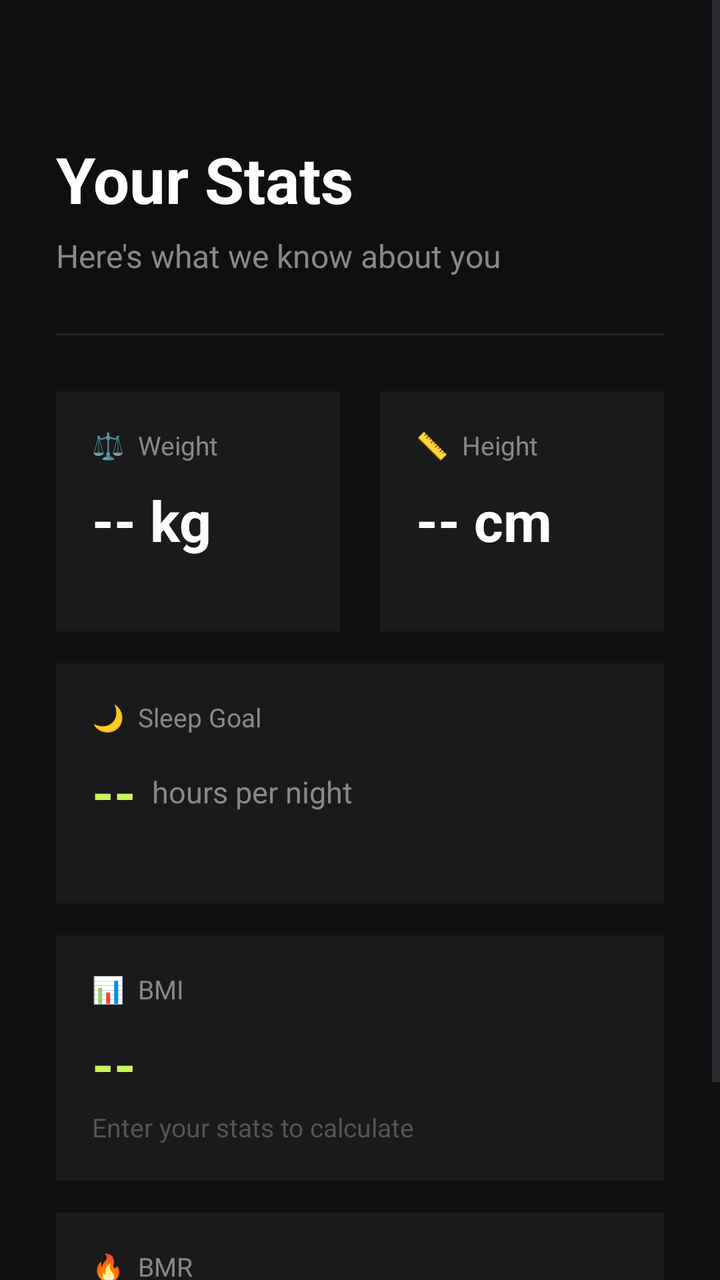
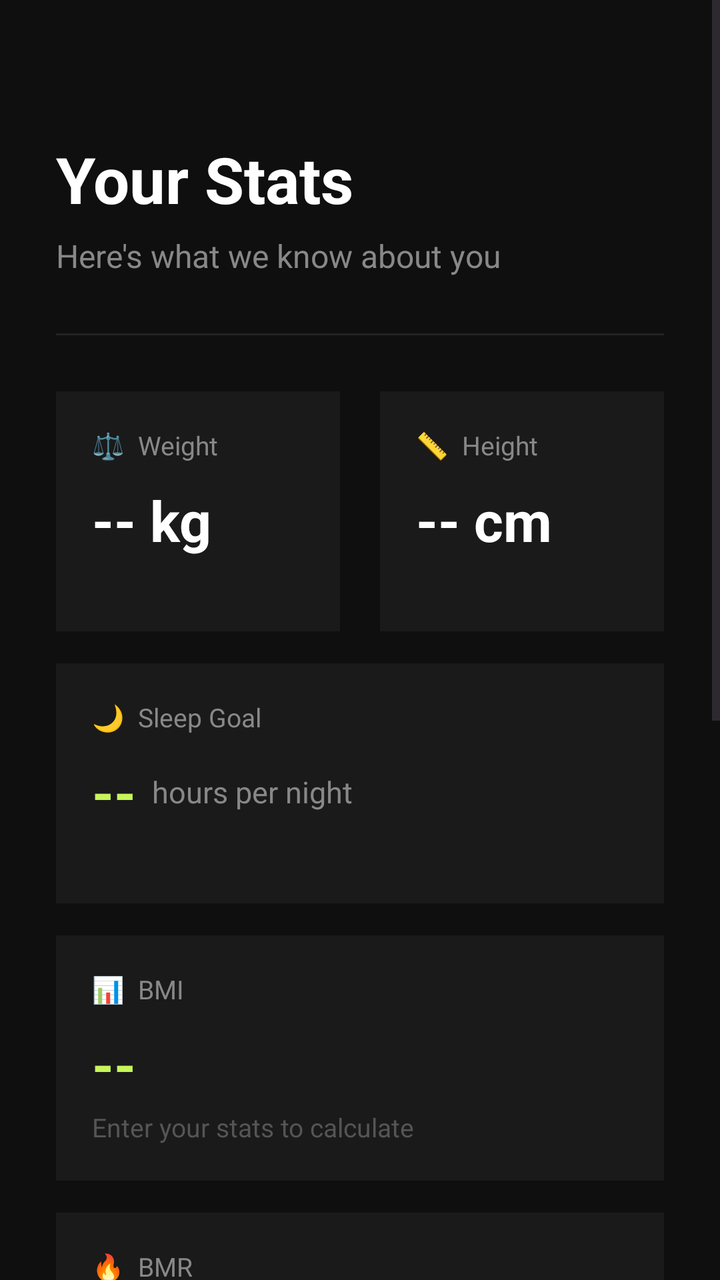

An Android layout rendered at two revisions. The XML below is the earlier revision; the diff shows what the commit changed to produce the second picture.
<!-- AndroidManifest.xml: application theme Theme.FitApp -->
<!-- res/layout/activity_home.xml -->
<?xml version="1.0" encoding="utf-8"?>
<ScrollView xmlns:android="http://schemas.android.com/apk/res/android"
    android:id = "@+id/main"
    xmlns:tools="http://schemas.android.com/tools"
    android:layout_width="match_parent"
    android:layout_height="match_parent"
    android:background="#0F0F0F"
    tools:context=".Home">

    <LinearLayout
        android:layout_width="match_parent"
        android:layout_height="wrap_content"
        android:orientation="vertical"
        android:padding="28dp">

        

        <TextView
            android:layout_width="wrap_content"
            android:layout_height="wrap_content"
            android:layout_marginTop="40dp"
            android:text="Your Stats"
            android:textColor="#FFFFFF"
            android:textSize="32sp"
            android:textStyle="bold" />

        <TextView
            android:layout_width="wrap_content"
            android:layout_height="wrap_content"
            android:layout_marginTop="6dp"
            android:text="Here's what we know about you"
            android:textColor="#888888"
            android:textSize="16sp" />

        
        <View
            android:layout_width="match_parent"
            android:layout_height="1dp"
            android:layout_marginTop="28dp"
            android:background="#222222" />

        
        <LinearLayout
            android:layout_width="match_parent"
            android:layout_height="wrap_content"
            android:layout_marginTop="28dp"
            android:orientation="horizontal">

            
            <LinearLayout
                android:layout_width="0dp"
                android:layout_height="120dp"
                android:layout_marginEnd="10dp"
                android:layout_weight="1"
                android:background="#1A1A1A"
                android:orientation="vertical"
                android:padding="18dp">

                <TextView
                    android:layout_width="wrap_content"
                    android:layout_height="wrap_content"
                    android:text="⚖️  Weight"
                    android:textColor="#888888"
                    android:textSize="13sp" />

                <TextView
                    android:id="@+id/tvWeightValue"
                    android:layout_width="wrap_content"
                    android:layout_height="wrap_content"
                    android:layout_marginTop="10dp"
                    android:text="-- kg"
                    android:textColor="#FFFFFF"
                    android:textSize="28sp"
                    android:textStyle="bold" />

            </LinearLayout>

            
            <LinearLayout
                android:layout_width="0dp"
                android:layout_height="120dp"
                android:layout_marginStart="10dp"
                android:layout_weight="1"
                android:background="#1A1A1A"
                android:orientation="vertical"
                android:padding="18dp">

                <TextView
                    android:layout_width="wrap_content"
                    android:layout_height="wrap_content"
                    android:text="📏  Height"
                    android:textColor="#888888"
                    android:textSize="13sp" />

                <TextView
                    android:id="@+id/tvHeightValue"
                    android:layout_width="wrap_content"
                    android:layout_height="wrap_content"
                    android:layout_marginTop="10dp"
                    android:text="-- cm"
                    android:textColor="#FFFFFF"
                    android:textSize="28sp"
                    android:textStyle="bold" />

            </LinearLayout>

        </LinearLayout>

        
        <LinearLayout
            android:layout_width="match_parent"
            android:layout_height="120dp"
            android:layout_marginTop="16dp"
            android:background="#1A1A1A"
            android:orientation="vertical"
            android:padding="18dp">

            <TextView
                android:layout_width="wrap_content"
                android:layout_height="wrap_content"
                android:text="🌙  Sleep Goal"
                android:textColor="#888888"
                android:textSize="13sp" />

            <LinearLayout
                android:layout_width="match_parent"
                android:layout_height="wrap_content"
                android:layout_marginTop="10dp"
                android:orientation="horizontal"
                android:gravity="center_vertical">

                <TextView
                    android:id="@+id/tvSleepValue"
                    android:layout_width="wrap_content"
                    android:layout_height="wrap_content"
                    android:text="--"
                    android:textColor="#C8F55A"
                    android:textSize="28sp"
                    android:textStyle="bold" />

                <TextView
                    android:layout_width="wrap_content"
                    android:layout_height="wrap_content"
                    android:layout_marginStart="8dp"
                    android:text="hours per night"
                    android:textColor="#888888"
                    android:textSize="15sp" />

            </LinearLayout>

        </LinearLayout>

        
        <LinearLayout
            android:layout_width="match_parent"
            android:layout_height="wrap_content"
            android:layout_marginTop="16dp"
            android:background="#1A1A1A"
            android:orientation="vertical"
            android:padding="18dp">

            <TextView
                android:layout_width="wrap_content"
                android:layout_height="wrap_content"
                android:text="📊  BMI"
                android:textColor="#888888"
                android:textSize="13sp" />

            <TextView
                android:id="@+id/tvBMIValue"
                android:layout_width="wrap_content"
                android:layout_height="wrap_content"
                android:layout_marginTop="10dp"
                android:text="--"
                android:textColor="#C8F55A"
                android:textSize="28sp"
                android:textStyle="bold" />

            <TextView
                android:id="@+id/tvBMILabel"
                android:layout_width="wrap_content"
                android:layout_height="wrap_content"
                android:layout_marginTop="4dp"
                android:text="Enter your stats to calculate"
                android:textColor="#555555"
                android:textSize="13sp" />

        </LinearLayout>

        <LinearLayout
            android:layout_width="match_parent"
            android:layout_height="match_parent"
            android:layout_marginTop="16dp"
            android:background="#1A1A1A"
            android:orientation="vertical"
            android:padding="18dp">

            <TextView
                android:layout_width="wrap_content"
                android:layout_height="wrap_content"
                android:text="🔥  BMR"
                android:textColor="#888888"
                android:textSize="13sp" />

            <TextView
                android:id="@+id/tvBMRValue"
                android:layout_width="wrap_content"
                android:layout_height="wrap_content"
                android:layout_marginTop="10dp"
                android:text="--"
                android:textColor="#C8F55A"
                android:textSize="28sp"
                android:textStyle="bold" />

            <TextView
                android:id="@+id/tvBMRLabel"
                android:layout_width="wrap_content"
                android:layout_height="wrap_content"
                android:layout_marginTop="4dp"
                android:text="Enter your stats to calculate"
                android:textColor="#555555"
                android:textSize="13sp" />

        </LinearLayout>

    </LinearLayout>
</ScrollView>
<!-- resources referenced by this layout -->
<resources>
  <style name="Theme.FitApp" parent="Base.Theme.FitApp" />
  <style name="Base.Theme.FitApp" parent="Theme.Material3.DayNight.NoActionBar">
          
          
      </style>
</resources>

<!-- the commit's change to res/layout/activity_home.xml (unified diff, before → after) -->
@@ -1,6 +1,6 @@
 <?xml version="1.0" encoding="utf-8"?>
 <ScrollView xmlns:android="http://schemas.android.com/apk/res/android"
-    android:id = "@+id/main"
+    android:id="@+id/main"
     xmlns:tools="http://schemas.android.com/tools"
     android:layout_width="match_parent"
     android:layout_height="match_parent"
@@ -13,8 +13,6 @@
         android:orientation="vertical"
         android:padding="28dp">
 
-        
-
         <TextView
             android:layout_width="wrap_content"
             android:layout_height="wrap_content"
@@ -32,21 +30,18 @@
             android:textColor="#888888"
             android:textSize="16sp" />
 
-        
         <View
             android:layout_width="match_parent"
             android:layout_height="1dp"
             android:layout_marginTop="28dp"
             android:background="#222222" />
 
-        
         <LinearLayout
             android:layout_width="match_parent"
             android:layout_height="wrap_content"
             android:layout_marginTop="28dp"
             android:orientation="horizontal">
 
-            
             <LinearLayout
                 android:layout_width="0dp"
                 android:layout_height="120dp"
@@ -75,7 +70,6 @@
 
             </LinearLayout>
 
-            
             <LinearLayout
                 android:layout_width="0dp"
                 android:layout_height="120dp"
@@ -106,7 +100,6 @@
 
         </LinearLayout>
 
-        
         <LinearLayout
             android:layout_width="match_parent"
             android:layout_height="120dp"
@@ -126,8 +119,8 @@
                 android:layout_width="match_parent"
                 android:layout_height="wrap_content"
                 android:layout_marginTop="10dp"
-                android:orientation="horizontal"
-                android:gravity="center_vertical">
+                android:gravity="center_vertical"
+                android:orientation="horizontal">
 
                 <TextView
                     android:id="@+id/tvSleepValue"
@@ -150,7 +143,6 @@
 
         </LinearLayout>
 
-        
         <LinearLayout
             android:layout_width="match_parent"
             android:layout_height="wrap_content"
@@ -189,7 +181,7 @@
 
         <LinearLayout
             android:layout_width="match_parent"
-            android:layout_height="match_parent"
+            android:layout_height="wrap_content"
             android:layout_marginTop="16dp"
             android:background="#1A1A1A"
             android:orientation="vertical"
@@ -223,5 +215,278 @@
 
         </LinearLayout>
 
+        <LinearLayout
+            android:layout_width="match_parent"
+            android:layout_height="wrap_content"
+            android:layout_marginTop="16dp"
+            android:layout_marginBottom="32dp"
+            android:background="#1A1A1A"
+            android:orientation="vertical"
+            android:padding="18dp">
+
+            <TextView
+                android:layout_width="wrap_content"
+                android:layout_height="wrap_content"
+                android:text="🥗  Daily Macros"
+                android:textColor="#888888"
+                android:textSize="13sp" />
+
+            <TextView
+                android:id="@+id/tvCalorieSummary"
+                android:layout_width="wrap_content"
+                android:layout_height="wrap_content"
+                android:layout_marginTop="6dp"
+                android:text="-- / -- kcal"
+                android:textColor="#FFFFFF"
+                android:textSize="22sp"
+                android:textStyle="bold" />
+
+            <View
+                android:layout_width="match_parent"
+                android:layout_height="1dp"
+                android:layout_marginTop="14dp"
+                android:layout_marginBottom="18dp"
+                android:background="#252525" />
+
+            <LinearLayout
+                android:layout_width="match_parent"
+                android:layout_height="wrap_content"
+                android:gravity="center"
+                android:orientation="horizontal">
+
+                <LinearLayout
+                    android:layout_width="0dp"
+                    android:layout_height="wrap_content"
+                    android:layout_weight="1"
+                    android:gravity="center"
+                    android:orientation="vertical">
+
+                    <FrameLayout
+                        android:layout_width="86dp"
+                        android:layout_height="86dp">
+
+                        <ProgressBar
+                            android:layout_width="86dp"
+                            android:layout_height="86dp"
+                            style="@style/Widget.AppCompat.ProgressBar.Horizontal"
+                            android:indeterminate="false"
+                            android:progress="100"
+                            android:progressBackgroundTint="#252525"
+                            android:progressTint="#252525"
+                            android:rotation="-90" />
+
+                        <ProgressBar
+                            android:id="@+id/pbProtein"
+                            android:layout_width="86dp"
+                            android:layout_height="86dp"
+                            style="@style/Widget.AppCompat.ProgressBar.Horizontal"
+                            android:indeterminate="false"
+                            android:max="100"
+                            android:progress="0"
+                            android:progressBackgroundTint="#00000000"
+                            android:progressTint="#3C82F6"
+                            android:rotation="-90" />
+
+                        <LinearLayout
+                            android:layout_width="match_parent"
+                            android:layout_height="match_parent"
+                            android:gravity="center"
+                            android:orientation="vertical">
+
+                            <TextView
+                                android:id="@+id/tvProteinPct"
+                                android:layout_width="wrap_content"
+                                android:layout_height="wrap_content"
+                                android:text="0%"
+                                android:textColor="#FFFFFF"
+                                android:textSize="13sp"
+                                android:textStyle="bold" />
+
+                        </LinearLayout>
+                    </FrameLayout>
+
+                    <TextView
+                        android:id="@+id/tvProteinValue"
+                        android:layout_width="wrap_content"
+                        android:layout_height="wrap_content"
+                        android:layout_marginTop="8dp"
+                        android:text="0 / --g"
+                        android:textColor="#FFFFFF"
+                        android:textSize="12sp"
+                        android:textStyle="bold" />
+
+                    <TextView
+                        android:layout_width="wrap_content"
+                        android:layout_height="wrap_content"
+                        android:layout_marginTop="2dp"
+                        android:text="Protein"
+                        android:textColor="#3C82F6"
+                        android:textSize="12sp" />
+
+                </LinearLayout>
+
+                <LinearLayout
+                    android:layout_width="0dp"
+                    android:layout_height="wrap_content"
+                    android:layout_weight="1"
+                    android:gravity="center"
+                    android:orientation="vertical">
+
+                    <FrameLayout
+                        android:layout_width="86dp"
+                        android:layout_height="86dp">
+
+                        <ProgressBar
+                            android:layout_width="86dp"
+                            android:layout_height="86dp"
+                            style="@style/Widget.AppCompat.ProgressBar.Horizontal"
+                            android:indeterminate="false"
+                            android:progress="100"
+                            android:progressBackgroundTint="#252525"
+                            android:progressTint="#252525"
+                            android:rotation="-90" />
+
+                        <ProgressBar
+                            android:id="@+id/pbCarbs"
+                            android:layout_width="86dp"
+                            android:layout_height="86dp"
+                            style="@style/Widget.AppCompat.ProgressBar.Horizontal"
+                            android:indeterminate="false"
+                            android:max="100"
+                            android:progress="0"
+                            android:progressBackgroundTint="#00000000"
+                            android:progressTint="#F59E0B"
+                            android:rotation="-90" />
+
+                        <LinearLayout
+                            android:layout_width="match_parent"
+                            android:layout_height="match_parent"
+                            android:gravity="center"
+                            android:orientation="vertical">
+
+                            <TextView
+                                android:id="@+id/tvCarbsPct"
+                                android:layout_width="wrap_content"
+                                android:layout_height="wrap_content"
+                                android:text="0%"
+                                android:textColor="#FFFFFF"
+                                android:textSize="13sp"
+                                android:textStyle="bold" />
+
+                        </LinearLayout>
+                    </FrameLayout>
+
+                    <TextView
+                        android:id="@+id/tvCarbsValue"
+                        android:layout_width="wrap_content"
+                        android:layout_height="wrap_content"
+                        android:layout_marginTop="8dp"
+                        android:text="0 / --g"
+                        android:textColor="#FFFFFF"
+                        android:textSize="12sp"
+                        android:textStyle="bold" />
+
+                    <TextView
+                        android:layout_width="wrap_content"
+                        android:layout_height="wrap_content"
+                        android:layout_marginTop="2dp"
+                        android:text="Carbs"
+                        android:textColor="#F59E0B"
+                        android:textSize="12sp" />
+
+                </LinearLayout>
+
+                <LinearLayout
+                    android:layout_width="0dp"
+                    android:layout_height="wrap_content"
+                    android:layout_weight="1"
+                    android:gravity="center"
+                    android:orientation="vertical">
+
+                    <FrameLayout
+                        android:layout_width="86dp"
+                        android:layout_height="86dp">
+
+                        <ProgressBar
+                            android:layout_width="86dp"
+                            android:layout_height="86dp"
+                            style="@style/Widget.AppCompat.ProgressBar.Horizontal"
+                            android:indeterminate="false"
+                            android:progress="100"
+                            android:progressBackgroundTint="#252525"
+                            android:progressTint="#252525"
+                            android:rotation="-90" />
+
+                        <ProgressBar
+                            android:id="@+id/pbFat"
+                            android:layout_width="86dp"
+                            android:layout_height="86dp"
+                            style="@style/Widget.AppCompat.ProgressBar.Horizontal"
+                            android:indeterminate="false"
+                            android:max="100"
+                            android:progress="0"
+                            android:progressBackgroundTint="#00000000"
+                            android:progressTint="#22C55E"
+                            android:rotation="-90" />
+
+                        <LinearLayout
+                            android:layout_width="match_parent"
+                            android:layout_height="match_parent"
+                            android:gravity="center"
+                            android:orientation="vertical">
+
+                            <TextView
+                                android:id="@+id/tvFatPct"
+                                android:layout_width="wrap_content"
+                                android:layout_height="wrap_content"
+                                android:text="0%"
+                                android:textColor="#FFFFFF"
+                                android:textSize="13sp"
+                                android:textStyle="bold" />
+
+                        </LinearLayout>
+                    </FrameLayout>
+
+                    <TextView
+                        android:id="@+id/tvFatValue"
+                        android:layout_width="wrap_content"
+                        android:layout_height="wrap_content"
+                        android:layout_marginTop="8dp"
+                        android:text="0 / --g"
+                        android:textColor="#FFFFFF"
+                        android:textSize="12sp"
+                        android:textStyle="bold" />
+
+                    <TextView
+                        android:layout_width="wrap_content"
+                        android:layout_height="wrap_content"
+                        android:layout_marginTop="2dp"
+                        android:text="Fat"
+                        android:textColor="#22C55E"
+                        android:textSize="12sp" />
+
+                </LinearLayout>
+
+            </LinearLayout>
+
+            <View
+                android:layout_width="match_parent"
+                android:layout_height="1dp"
+                android:layout_marginTop="18dp"
+                android:layout_marginBottom="14dp"
+                android:background="#252525" />
+
+            <Button
+                android:id="@+id/btnLogMeal"
+                android:layout_width="match_parent"
+                android:layout_height="48dp"
+                android:background="#C8F55A"
+                android:text="+ Log a Meal"
+                android:textColor="#0F0F0F"
+                android:textSize="14sp"
+                android:textStyle="bold" />
+
+        </LinearLayout>
+
     </LinearLayout>
 </ScrollView>
